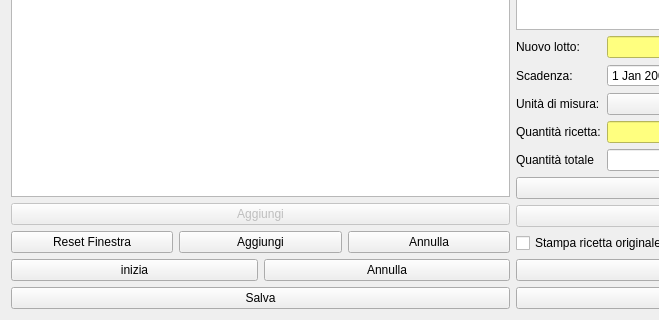
fblabs/hamlet-mod-sancon, file hproduction.ui: the form before one commit; both pictures show x 0 to 659 and y 377 to 697 of the 1025 by 697 pixel window.
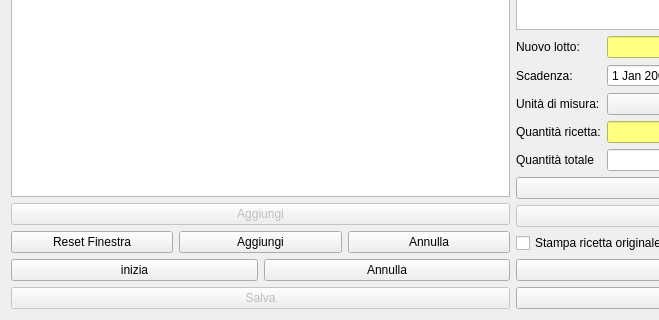
The form after the commit. Icons and pictures are not drawn.

What changed in the file:
```diff
--- a/hproduction.ui
+++ b/hproduction.ui
@@ -502,6 +502,9 @@
     <layout class="QHBoxLayout" name="horizontalLayout_2">
      <item>
       <widget class="QPushButton" name="pushButton_3">
+       <property name="enabled">
+        <bool>false</bool>
+       </property>
        <property name="text">
         <string>Salva</string>
        </property>
```
